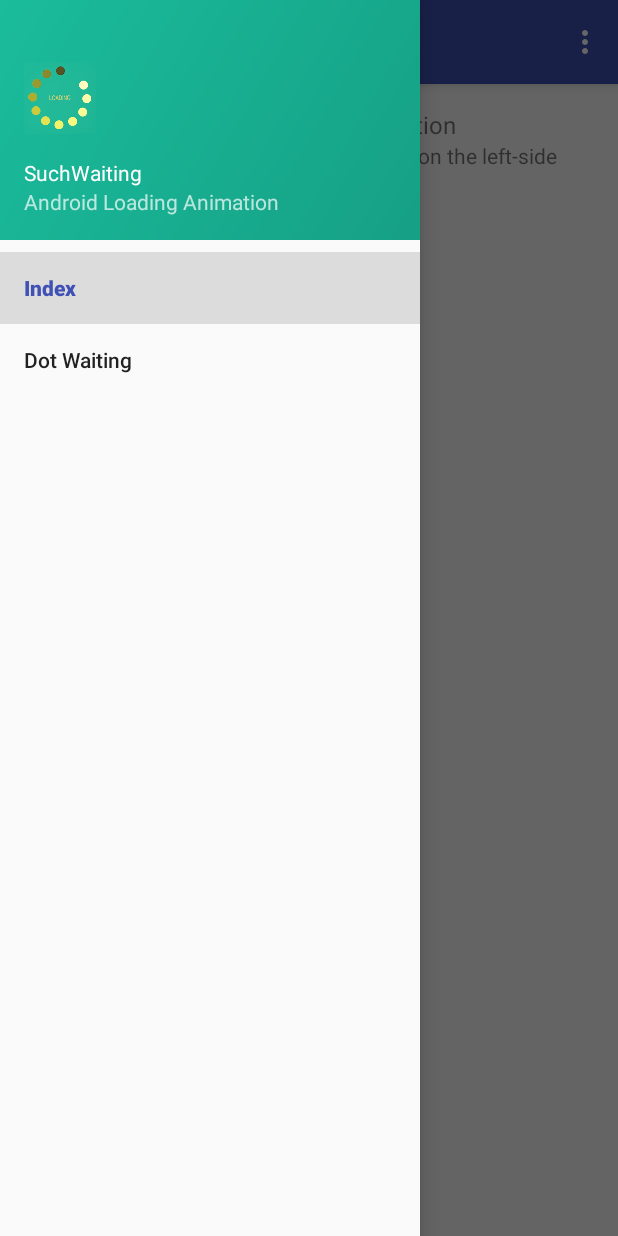
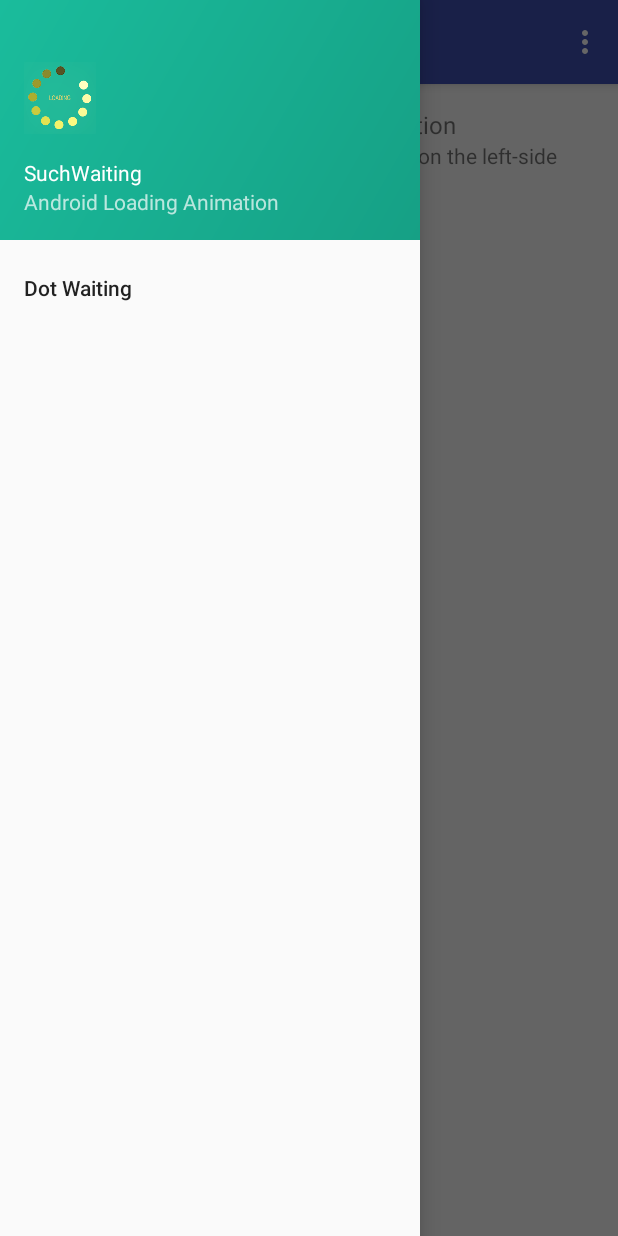
Before and after one commit to kapaseker/SuchWaiting, an Android app: the screen it shows after launch (SampleActivity), with the side drawer open, on a phone screen of 412 x 824 dp. Run offline under Robolectric (Android 15) with nearby library versions, the phone set to English and light mode, and no system bars.

Commit message:
Using Fragements

```diff
--- a/app/src/main/java/azalea/com/suchwating/SampleActivity.java
+++ b/app/src/main/java/azalea/com/suchwating/SampleActivity.java
@@ -3,10 +3,7 @@ package azalea.com.suchwating;
 import android.os.Bundle;
 import android.support.design.widget.NavigationView;
 import android.support.v4.app.Fragment;
-import android.support.v4.app.FragmentManager;
-import android.support.v4.app.FragmentStatePagerAdapter;
 import android.support.v4.view.GravityCompat;
-import android.support.v4.view.ViewPager;
 import android.support.v4.widget.DrawerLayout;
 import android.support.v7.app.ActionBarDrawerToggle;
 import android.support.v7.app.AppCompatActivity;
@@ -18,21 +15,15 @@ import azalea.com.suchwating.sample.ColorLineDotFragment;
 import azalea.com.suchwating.sample.IndexFragment;
 
 public class SampleActivity extends AppCompatActivity
-		implements NavigationView.OnNavigationItemSelectedListener, ViewPager.OnPageChangeListener {
+		implements NavigationView.OnNavigationItemSelectedListener {
 
 	private DrawerLayout mMenuDrawer = null;
 	private ActionBarDrawerToggle mDrawerToggle = null;
-	private ViewPager mSampleViewPager = null;
 	NavigationView mNavigationView = null;
 
 	private static final Fragment[] SAMPLE_FRAGMENTS = new Fragment[]{
 			new IndexFragment(),
 			new ColorLineDotFragment(),
-	};
-
-	private static final int[] INDEX_IDS = new int[]{
-			R.id.nav_index,
-			R.id.nav_color_line_dot,
 	};
 
 	@Override
@@ -51,12 +42,9 @@ public class SampleActivity extends AppCompatActivity
 		mNavigationView = (NavigationView) findViewById(R.id.nav_view);
 		mNavigationView.setNavigationItemSelectedListener(this);
 
-		mSampleViewPager = (ViewPager) findViewById(R.id.viewpager);
-		mSampleViewPager.setAdapter(new SamplePageAdapter(getSupportFragmentManager(),SAMPLE_FRAGMENTS));
-		mSampleViewPager.setCurrentItem(0);
-		mNavigationView.setCheckedItem(R.id.nav_index);
-
-		mSampleViewPager.addOnPageChangeListener(this);
+        if(getSupportFragmentManager().findFragmentById(R.id.fragment) == null){
+            goFragment(0);
+        }
 	}
 
 	@Override
@@ -102,9 +90,6 @@ public class SampleActivity extends AppCompatActivity
 		// Handle navigation view item clicks here.
 
 		switch (item.getItemId()){
-			case R.id.nav_index:
-				goFragment(0);
-				break;
 			case R.id.nav_color_line_dot:
 				goFragment(1);
 				break;
@@ -116,44 +101,6 @@ public class SampleActivity extends AppCompatActivity
 	}
 
 	private void goFragment(int index) {
-		if(mSampleViewPager.getCurrentItem() != index){
-			mSampleViewPager.setCurrentItem(index);
-		}
-	}
-
-	@Override
-	public void onPageScrolled(int position, float positionOffset, int positionOffsetPixels) {
-
-	}
-
-	@Override
-	public void onPageSelected(int position) {
-		mNavigationView.setCheckedItem(INDEX_IDS[position]);
-	}
-
-	@Override
-	public void onPageScrollStateChanged(int state) {
-
-	}
-
-
-	private static class SamplePageAdapter extends FragmentStatePagerAdapter {
-
-		Fragment[] mFragments = null;
-
-		public SamplePageAdapter(FragmentManager fm, Fragment[] frags) {
-			super(fm);
-			mFragments = frags;
-		}
-
-		@Override
-		public Fragment getItem(int position) {
-			return mFragments[position];
-		}
-
-		@Override
-		public int getCount() {
-			return mFragments.length;
-		}
+		getSupportFragmentManager().beginTransaction().replace(R.id.fragment,SAMPLE_FRAGMENTS[index]).commit();
 	}
 }
--- a/app/src/main/res/layout/app_bar_sample.xml
+++ b/app/src/main/res/layout/app_bar_sample.xml
@@ -22,6 +22,9 @@
 
     </android.support.design.widget.AppBarLayout>
 
-    <include layout="@layout/content_sample"/>
+    <FrameLayout
+        android:id="@+id/fragment"
+        android:layout_width="match_parent"
+        android:layout_height="match_parent"/>
 
 </LinearLayout>
--- a/app/src/main/res/menu/activity_sample_drawer.xml
+++ b/app/src/main/res/menu/activity_sample_drawer.xml
@@ -2,9 +2,6 @@
 <menu xmlns:android="http://schemas.android.com/apk/res/android">
 
     <group android:checkableBehavior="single">
-        <item
-            android:id="@+id/nav_index"
-            android:title="@string/menu_item_index"/>
         <item
             android:id="@+id/nav_color_line_dot"
             android:title="@string/menu_item_dot_waiting"/>
```
